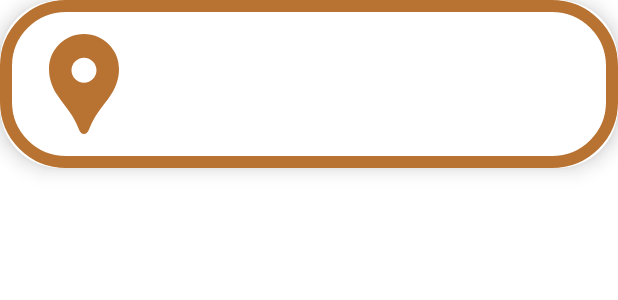
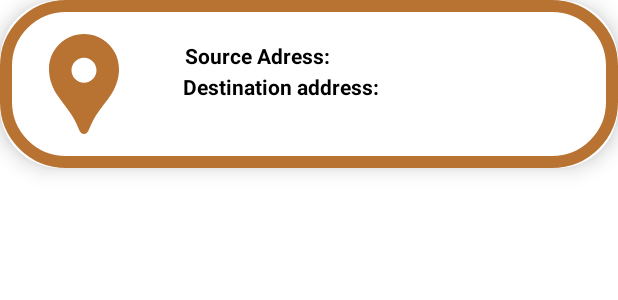
Before and after one commit to shreyagargg/annapurna-food-charity-app, an Android app: the layout item_vol.xml on its own in the app's theme, with its tools: preview values and no code run, on a phone screen of 412 x 824 dp. Shown: the top 300 px of the screen. Run offline under Robolectric (Android 15) with nearby library versions, the phone set to English and light mode, and no system bars.

```diff
--- /dev/null
+++ b/app/src/main/res/drawable/horizontal_line.xml
@@ -0,0 +1,12 @@
+<vector xmlns:android="http://schemas.android.com/apk/res/android"
+    android:width="800dp"
+    android:height="800dp"
+    android:viewportWidth="290.658"
+    android:viewportHeight="290.658">
+
+    <group>
+        <path
+            android:fillColor="@color/black"
+            android:pathData="M0,139.474h290.658v11.711H0z" />
+    </group>
+</vector>
--- a/app/src/main/res/layout/fragment_profile.xml
+++ b/app/src/main/res/layout/fragment_profile.xml
@@ -75,7 +75,7 @@
             android:layout_width="match_parent"
             android:layout_height="wrap_content"
             app:tabIndicatorColor="@color/copper"
-            app:tabTextColor="@color/white"
+            app:tabTextColor="@color/gray"
             app:tabSelectedTextColor="@color/copper"
             android:background="@drawable/card_bg">
 
--- a/app/src/main/res/layout/item_vol.xml
+++ b/app/src/main/res/layout/item_vol.xml
@@ -26,28 +26,33 @@
 
         <LinearLayout
             android:layout_width="0dp"
-            android:layout_height="wrap_content"
+            android:layout_height="61dp"
+            android:layout_marginStart="16dp"
+            android:layout_weight="1"
+            android:divider="@drawable/horizontal_line"
+            android:gravity="center_vertical"
             android:orientation="vertical"
-            android:layout_weight="1"
-            android:layout_marginStart="16dp"
-            android:gravity="center_vertical">
+            android:padding="10dp">
+
 
             <TextView
                 android:id="@+id/src"
                 android:layout_width="match_parent"
+                android:layout_margin="1dp"
                 android:layout_height="wrap_content"
-                android:text=""
+                android:text="@string/source_address"
                 android:textColor="@color/black"
-                android:textSize="22sp"
+                android:textSize="14sp"
                 android:textStyle="bold" />
 
             <TextView
                 android:id="@+id/dest"
                 android:layout_width="match_parent"
+                android:layout_marginBottom="1dp"
                 android:layout_height="wrap_content"
-                android:text=""
+                android:text="@string/destination_address"
                 android:textColor="@color/black"
-                android:textSize="22sp"
+                android:textSize="14sp"
                 android:textStyle="bold" />
 
         </LinearLayout>
--- a/app/src/main/res/values/colors.xml
+++ b/app/src/main/res/values/colors.xml
@@ -3,7 +3,7 @@
     <color name="black">#FF000000</color>
     <color name="white">#FFFFFFFF</color>
     <color name="copper">#B87333</color>
-    <color name="gray">#646262</color>
+    <color name="gray">#8A8787</color>
     <color name="primaryDark">#3700B3</color>
     <color name="accent">#03DAC5</color>
 
```
